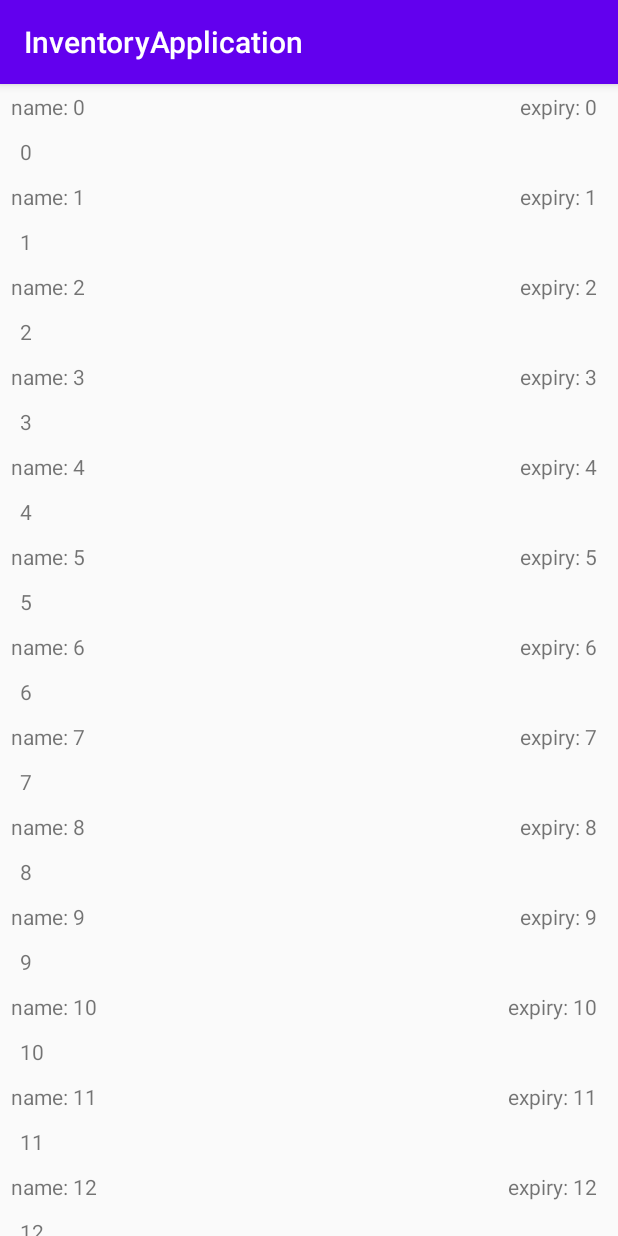
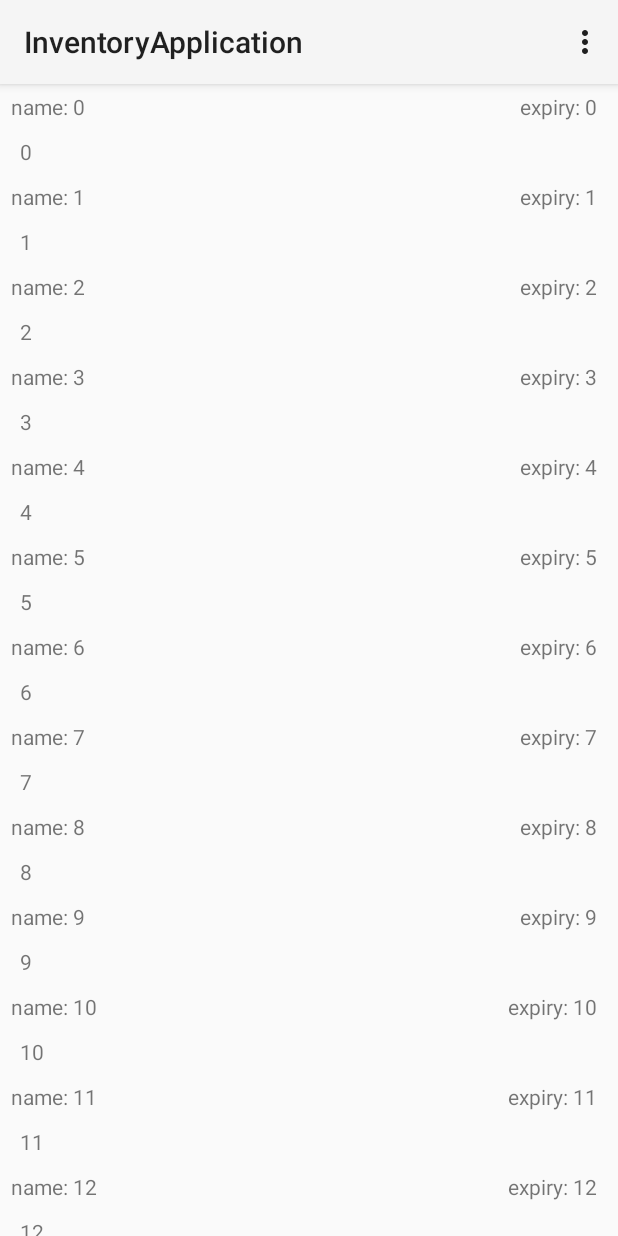
Before and after one commit to jyothri/Inventory, an Android app: the screen it shows after launch (MainActivity), on a phone screen of 412 x 824 dp. Run offline under Robolectric (Android 15) with nearby library versions, the phone set to English and light mode, and no system bars.

Commit message:
Added DB options to main activity.

```diff
--- a/app/src/main/AndroidManifest.xml
+++ b/app/src/main/AndroidManifest.xml
@@ -8,7 +8,7 @@
         android:label="@string/app_name"
         android:roundIcon="@mipmap/ic_launcher_round"
         android:supportsRtl="true"
-        android:theme="@style/AppTheme">
+        android:theme="@style/Theme.AppCompat.Light.NoActionBar">
         <activity android:name=".MainActivity">
             <intent-filter>
                 <action android:name="android.intent.action.MAIN" />
--- a/app/src/main/java/com/jkurapati/android/inventoryapplication/Item.java
+++ b/app/src/main/java/com/jkurapati/android/inventoryapplication/Item.java
@@ -7,6 +7,7 @@ public class Item {
     private String name;
     private int quantity;
     private String expirationDate;
+    private String purchaseDate;
 
     @Override
     public boolean equals(Object o) {
@@ -55,4 +56,12 @@ public class Item {
     public void setExpirationDate(String expirationDate) {
         this.expirationDate = expirationDate;
     }
+
+    public String getPurchaseDate() {
+        return purchaseDate;
+    }
+
+    public void setPurchaseDate(String purchaseDate) {
+        this.purchaseDate = purchaseDate;
+    }
 }
--- /dev/null
+++ b/app/src/main/java/com/jkurapati/android/inventoryapplication/ItemEditorActivity.java
@@ -0,0 +1,4 @@
+package com.jkurapati.android.inventoryapplication;
+
+public class ItemEditorActivity {
+}
--- a/app/src/main/java/com/jkurapati/android/inventoryapplication/MainActivity.java
+++ b/app/src/main/java/com/jkurapati/android/inventoryapplication/MainActivity.java
@@ -1,13 +1,23 @@
 package com.jkurapati.android.inventoryapplication;
 
+import android.content.ContentValues;
+import android.database.Cursor;
+import android.database.sqlite.SQLiteDatabase;
 import android.os.Bundle;
+import android.util.Log;
+import android.view.Menu;
+import android.view.MenuInflater;
+import android.view.MenuItem;
 import android.view.View;
 import android.widget.TextView;
 
 import androidx.appcompat.app.AppCompatActivity;
+import androidx.appcompat.widget.Toolbar;
 import androidx.recyclerview.widget.LinearLayoutManager;
 import androidx.recyclerview.widget.RecyclerView;
 
+import com.jkurapati.android.inventoryapplication.db.InventoryDbHelper;
+import com.jkurapati.android.inventoryapplication.db.ItemContract;
 import com.jkurapati.android.inventoryapplication.helper.ItemsAdapter;
 
 import java.util.ArrayList;
@@ -19,11 +29,14 @@ public class MainActivity extends AppCompatActivity {
     private TextView emptyView;
     private RecyclerView.Adapter itemsAdapter;
     private RecyclerView.LayoutManager layoutManager;
+    private static final String TAG = MainActivity.class.getSimpleName();
 
     @Override
     protected void onCreate(Bundle savedInstanceState) {
         super.onCreate(savedInstanceState);
         setContentView(R.layout.activity_main);
+        Toolbar myToolbar = findViewById(R.id.my_toolbar);
+        setSupportActionBar(myToolbar);
 
         recyclerView = findViewById(R.id.items_recycler_view);
         emptyView = findViewById(R.id.empty_view);
@@ -33,24 +46,78 @@ public class MainActivity extends AppCompatActivity {
         recyclerView.setLayoutManager(layoutManager);
 
 
-        List<Item> items = getItems();
+        List<Item> items = getItems();// new ArrayList<>();
         if (items.isEmpty()) {
             emptyView.setVisibility(View.VISIBLE);
             recyclerView.setVisibility(View.GONE);
         }
         itemsAdapter = new ItemsAdapter(items);
         recyclerView.setAdapter(itemsAdapter);
+        displayDatabaseInfo();
+    }
+
+    @Override
+    public boolean onCreateOptionsMenu(Menu menu) {
+        getMenuInflater().inflate(R.menu.menu_options, menu);
+        return super.onCreateOptionsMenu(menu);
+    }
+
+    @Override
+    public boolean onOptionsItemSelected(MenuItem item) {
+        switch (item.getItemId()) {
+            case R.id.action_populate_db:
+                Log.d(TAG, "Populating DB with dummy values");
+                populateDatabase();
+                return true;
+
+            case R.id.action_delete_rows:
+                Log.d(TAG, "Delete all rows from DB.");
+                return true;
+
+            default:
+                // If we got here, the user's action was not recognized.
+                // Invoke the superclass to handle it.
+                return super.onOptionsItemSelected(item);
+
+        }
     }
 
     private List<Item> getItems() {
         List<Item> items = new ArrayList<>();
-        for (int i = 0; i < 20; i++) {
+        for (int i = 0; i < 40; i++) {
             Item item = new Item();
             item.setName("name: " + i);
             item.setQuantity(i);
             item.setExpirationDate("expiry: " + i);
+            item.setPurchaseDate("purchase: " + i);
             items.add(item);
         }
         return items;
     }
+
+    private void displayDatabaseInfo() {
+        InventoryDbHelper inventoryDbHelper = new InventoryDbHelper(this);
+        SQLiteDatabase readableDatabase = inventoryDbHelper.getReadableDatabase();
+        Cursor cursor = readableDatabase.rawQuery("SELECT * FROM " + ItemContract.ItemEntry.TABLE_NAME, null);
+        try {
+            int count = cursor.getCount();
+            emptyView.setText("No. of rows in the DB: " + count);
+        } finally {
+            cursor.close();
+            readableDatabase.close();
+        }
+    }
+
+    private void populateDatabase() {
+        InventoryDbHelper inventoryDbHelper = new InventoryDbHelper(this);
+        SQLiteDatabase db = inventoryDbHelper.getWritableDatabase();
+        for (Item item : getItems()) {
+            ContentValues values = new ContentValues();
+            values.put(ItemContract.ItemEntry.COLUMN_NAME_NAME, item.getName());
+            values.put(ItemContract.ItemEntry.COLUMN_NAME_QUANTITY, item.getQuantity());
+            values.put(ItemContract.ItemEntry.COLUMN_NAME_PURCHASE_DATE, item.getPurchaseDate());
+            values.put(ItemContract.ItemEntry.COLUMN_NAME_EXPIRATION_DATE, item.getExpirationDate());
+            db.insert(ItemContract.ItemEntry.TABLE_NAME, null, values);
+        }
+    }
 }
--- /dev/null
+++ b/app/src/main/java/com/jkurapati/android/inventoryapplication/db/InventoryDbHelper.java
@@ -0,0 +1,43 @@
+package com.jkurapati.android.inventoryapplication.db;
+
+import android.content.Context;
+import android.database.sqlite.SQLiteDatabase;
+import android.database.sqlite.SQLiteOpenHelper;
+
+public class InventoryDbHelper extends SQLiteOpenHelper {
+    // If you change the database schema, you must increment the database version.
+    public static final int DATABASE_VERSION = 1;
+    public static final String DATABASE_NAME = "Inventory.db";
+    private static final String SQL_CREATE_ENTRIES =
+            "CREATE TABLE " + ItemContract.ItemEntry.TABLE_NAME + " (" +
+                    ItemContract.ItemEntry._ID + " INTEGER PRIMARY KEY," +
+                    ItemContract.ItemEntry.COLUMN_NAME_NAME + " TEXT," +
+                    ItemContract.ItemEntry.COLUMN_NAME_EXPIRATION_DATE + " TEXT," +
+                    ItemContract.ItemEntry.COLUMN_NAME_QUANTITY + " INTEGER," +
+                    ItemContract.ItemEntry.COLUMN_NAME_PURCHASE_DATE + " TEXT)";
+    private static final String SQL_DELETE_ENTRIES =
+            "DROP TABLE IF EXISTS " + ItemContract.ItemEntry.TABLE_NAME;
+
+    public InventoryDbHelper(Context context) {
+        super(context, DATABASE_NAME, null, DATABASE_VERSION);
+    }
+
+    @Override
+    public void onCreate(SQLiteDatabase db) {
+        db.execSQL(SQL_CREATE_ENTRIES);
+    }
+
+    @Override
+    public void onUpgrade(SQLiteDatabase db, int oldVersion, int newVersion) {
+        // This database is only a cache for online data, so its upgrade policy is
+        // to simply to discard the data and start over
+        db.execSQL(SQL_DELETE_ENTRIES);
+        onCreate(db);
+    }
+
+    @Override
+    public void onDowngrade(SQLiteDatabase db, int oldVersion, int newVersion) {
+        onUpgrade(db, oldVersion, newVersion);
+    }
+
+}
--- /dev/null
+++ b/app/src/main/res/layout/activity_editor.xml
@@ -0,0 +1,6 @@
+<?xml version="1.0" encoding="utf-8"?>
+<androidx.constraintlayout.widget.ConstraintLayout
+    xmlns:android="http://schemas.android.com/apk/res/android" android:layout_width="match_parent"
+    android:layout_height="match_parent">
+
+</androidx.constraintlayout.widget.ConstraintLayout>
--- a/app/src/main/res/layout/activity_main.xml
+++ b/app/src/main/res/layout/activity_main.xml
@@ -1,9 +1,20 @@
 <?xml version="1.0" encoding="utf-8"?>
-<androidx.constraintlayout.widget.ConstraintLayout xmlns:android="http://schemas.android.com/apk/res/android"
+<LinearLayout xmlns:android="http://schemas.android.com/apk/res/android"
     xmlns:tools="http://schemas.android.com/tools"
     android:layout_width="match_parent"
     android:layout_height="match_parent"
-    tools:context=".MainActivity">
+    xmlns:app="http://schemas.android.com/apk/res-auto"
+    tools:context=".MainActivity"
+    android:orientation="vertical">
+
+    <androidx.appcompat.widget.Toolbar
+        android:id="@+id/my_toolbar"
+        android:layout_width="match_parent"
+        android:layout_height="?attr/actionBarSize"
+        android:background="?attr/colorPrimary"
+        android:elevation="4dp"
+        android:theme="@style/ThemeOverlay.AppCompat.ActionBar"
+        app:popupTheme="@style/ThemeOverlay.AppCompat.Light"/>
 
     <!-- A RecyclerView with some commonly used attributes -->
     <androidx.recyclerview.widget.RecyclerView
@@ -20,4 +31,4 @@
         android:visibility="gone"
         android:text="@string/no_data_available" />
 
-</androidx.constraintlayout.widget.ConstraintLayout>
+</LinearLayout>
--- /dev/null
+++ b/app/src/main/res/menu/menu_options.xml
@@ -0,0 +1,16 @@
+<?xml version="1.0" encoding="UTF-8" ?>
+<menu xmlns:android="http://schemas.android.com/apk/res/android"
+    xmlns:app="http://schemas.android.com/apk/res-auto">
+
+    <!-- "Mark Favorite", should appear as action button if possible -->
+    <item
+        android:id="@+id/action_populate_db"
+        android:title="@string/action_populate_db"
+        app:showAsAction="never"/>
+
+    <!-- Settings, should always be in the overflow -->
+    <item android:id="@+id/action_delete_rows"
+        android:title="@string/action_delete_rows_in_db"
+        app:showAsAction="never"/>
+
+</menu>
--- a/app/src/main/res/values/strings.xml
+++ b/app/src/main/res/values/strings.xml
@@ -1,4 +1,7 @@
 <resources>
     <string name="app_name">InventoryApplication</string>
     <string name="no_data_available">No data available.</string>
+    <string name="action_delete_rows_in_db">Delete all entries</string>
+    <string name="action_populate_db">Populate dummy values</string>
+    <string name="label_item_name">Name:</string>
 </resources>
```
Also changed, not shown: app/src/main/java/com/jkurapati/android/inventoryapplication/db/ItemContract.java (added, +18 -0 lines).
